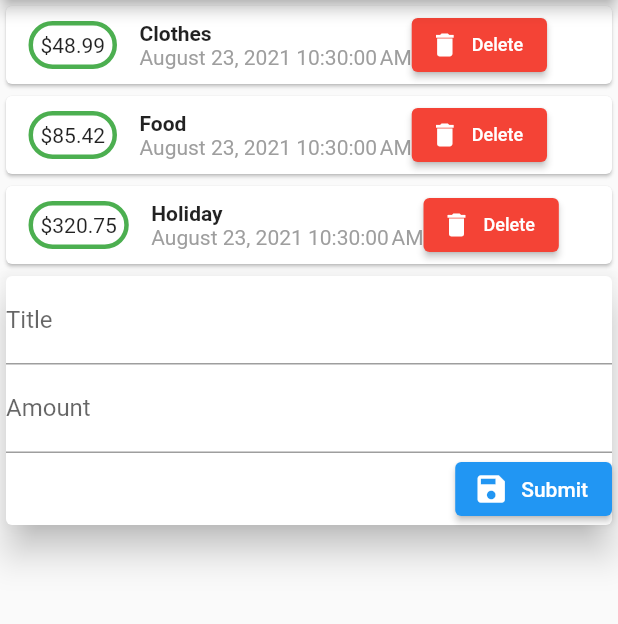
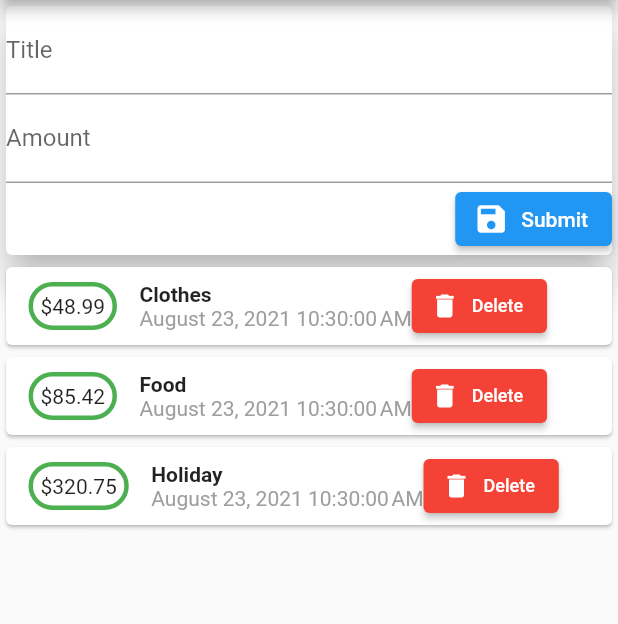
Before and after one commit to ysumut/Personal-Expenses-App, a Flutter app: the screen it shows after launch, on a phone screen of 412 x 824 dp, the part 84-708 px from its top. Run offline on Flutter 3.47's test engine with Material 2 defaults, Android fonts, the phone set to English and light mode, and no system bars.

Commit message:
ListView added

```diff
--- a/lib/main.dart
+++ b/lib/main.dart
@@ -36,7 +36,9 @@ class _MyHomePageState extends State<MyHomePage> {
       appBar: AppBar(
         title: Text(widget.title),
       ),
-      body: TransactionScreen(),
+      body: SingleChildScrollView(
+        child: TransactionScreen(),
+      ),
     );
   }
 }
--- a/lib/widgets/transaction_form.dart
+++ b/lib/widgets/transaction_form.dart
@@ -22,6 +22,7 @@ class TransactionForm extends StatelessWidget {
             TextField(
               decoration: InputDecoration(labelText: 'Amount'),
               controller: amountController,
+              keyboardType: TextInputType.number,
             ),
             ElevatedButton.icon(
               onPressed: () => submitTx(titleController.text, amountController.text),
--- a/lib/widgets/transaction_list.dart
+++ b/lib/widgets/transaction_list.dart
@@ -11,23 +11,29 @@ class TransactionList extends StatelessWidget {
 
   @override
   Widget build(BuildContext context) {
-    return Column(children: transactions.map((e) {
+    return Container(
+        height: 500,
+        child: ListView.builder(
+            itemCount: transactions.length,
+            itemBuilder: (ctx, index) {
               return Card(
                 child: Row(
                   children: [
                     Container(
-              margin: EdgeInsets.symmetric(vertical: 10, horizontal: 15),
+                      margin:
+                          EdgeInsets.symmetric(vertical: 10, horizontal: 15),
                       padding: EdgeInsets.all(5),
                       decoration: BoxDecoration(
                           border: Border.all(color: Colors.green, width: 3),
                           borderRadius: BorderRadius.circular(20)),
-              child: Text('\$' + e.amount.toString()),
+                      child: Text('\$' + transactions[index].amount.toString()),
                     ),
                     Column(
                       crossAxisAlignment: CrossAxisAlignment.start,
                       children: [
-                Text(e.title, style: TextStyle(fontWeight: FontWeight.bold)),
-                Text(DateFormat().format(e.dateTime),
+                        Text(transactions[index].title,
+                            style: TextStyle(fontWeight: FontWeight.bold)),
+                        Text(DateFormat().format(transactions[index].dateTime),
                             style: TextStyle(color: Colors.grey)),
                       ],
                     ),
@@ -35,9 +41,15 @@ class TransactionList extends StatelessWidget {
                       crossAxisAlignment: CrossAxisAlignment.end,
                       children: [
                         ElevatedButton.icon(
-                  onPressed: () => deleteTx(e.id),
-                  icon: Icon(Icons.delete, size: 20,),
-                  label: Text('Delete', style: TextStyle(fontSize: 12),),
+                          onPressed: () => deleteTx(transactions[index].id),
+                          icon: Icon(
+                            Icons.delete,
+                            size: 20,
+                          ),
+                          label: Text(
+                            'Delete',
+                            style: TextStyle(fontSize: 12),
+                          ),
                           style: ElevatedButton.styleFrom(primary: Colors.red),
                         )
                       ],
@@ -45,6 +57,8 @@ class TransactionList extends StatelessWidget {
                   ],
                 ),
               );
-    }).toList());
+           },
+        )
+    );
   }
 }
--- a/lib/widgets/transaction_screen.dart
+++ b/lib/widgets/transaction_screen.dart
@@ -21,8 +21,8 @@ class _TransactionScreenState extends State<TransactionScreen> {
   Widget build(BuildContext context) {
     return Column(
       children: [
+        TransactionForm(_submitTx),
         TransactionList(_transactions, _deleteTx),
-        TransactionForm(_submitTx),
       ],
     );
   }
```
Lines whose indentation alone changed are shown as unchanged.
